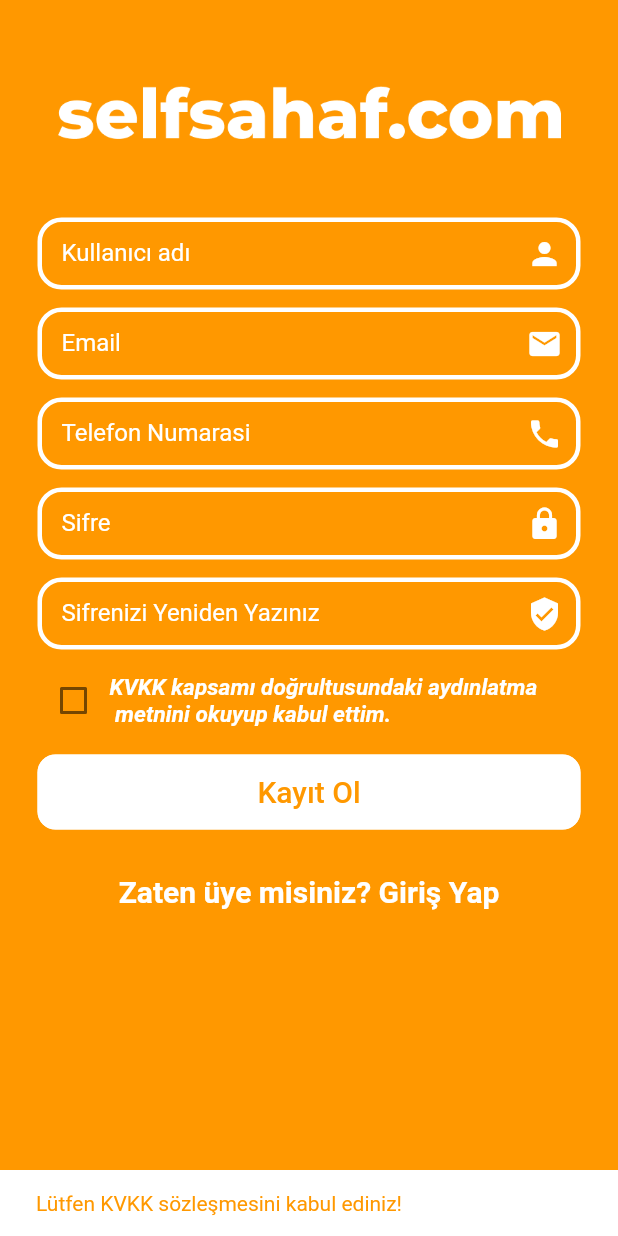
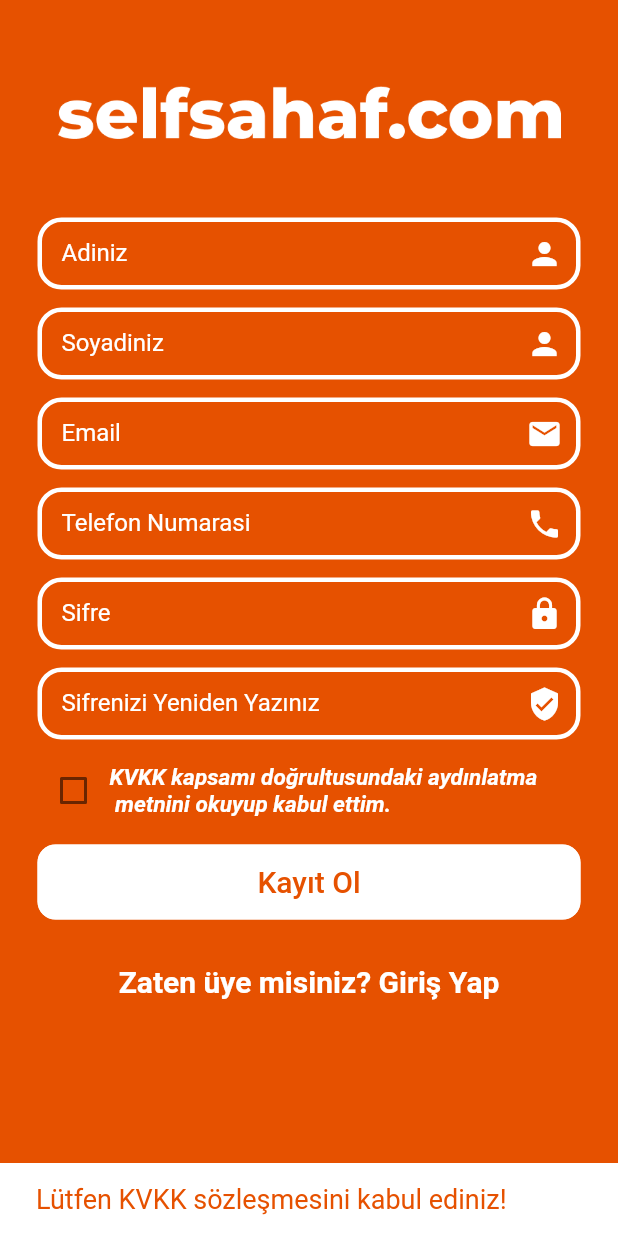
Before and after one commit to tarikisildar/SelfSahaf, a Flutter app: the Signup screen opened directly, after a tap on "Kayıt Ol", on a phone screen of 412 x 824 dp. Run offline on Flutter 3.47's test engine with Material 2 defaults, Android fonts, the light colour scheme and no system bars.

Commit message:
renklere fix

```diff
--- a/selfsahaf/lib/main.dart
+++ b/selfsahaf/lib/main.dart
@@ -1,5 +1,6 @@
 
 import 'package:flutter/material.dart';
+import 'package:selfsahaf/main_page/main_page.dart';
 import 'package:selfsahaf/registration/login.dart';
 
 
@@ -11,7 +12,9 @@
     return MaterialApp(
       title: 'SelfSahaf',
       theme: ThemeData(
-        accentColor: Color.fromRGBO(47, 19, 8, 1),
+        primaryColor: Color(0xffe65100),
+        accentColor: Color(0xff833a),
+        textSelectionColor: Color(0xffac1900),
         appBarTheme: AppBarTheme(
           color: Color.fromRGBO(255, 165, 0, 1)
         ),
@@ -45,6 +48,7 @@
       initialRoute: '/',
       routes: {
         '/': (context) => LoginPage(),
+        '/mainPage' : (context) => MainPage(),
 
       },
     );
--- a/selfsahaf/lib/registration/input_field.dart
+++ b/selfsahaf/lib/registration/input_field.dart
@@ -39,10 +39,11 @@
         suffixIcon: widget.suffixIcon,
         labelStyle: TextStyle(color: Colors.white),
         focusedBorder: OutlineInputBorder(
-
+            gapPadding: 2.0,
             borderSide: BorderSide(color: Colors.white, width: 3.0),
             borderRadius: new BorderRadius.circular(16.0)),
         enabledBorder: new OutlineInputBorder(
+          gapPadding: 2.0,
           borderRadius: new BorderRadius.circular(16.0),
           borderSide: new BorderSide(
             color: Colors.white,
@@ -50,6 +51,7 @@
           ),
         ),
         errorBorder: new OutlineInputBorder(
+          gapPadding: 2.0,
           borderRadius: new BorderRadius.circular(16.0),
           borderSide: new BorderSide(
             color:Colors.white,
@@ -57,6 +59,7 @@
           ),
         ),
         focusedErrorBorder: new OutlineInputBorder(
+          gapPadding: 2.0,
           borderRadius: new BorderRadius.circular(16.0),
           borderSide: new BorderSide(
             color:Colors.white,
--- a/selfsahaf/lib/registration/signup.dart
+++ b/selfsahaf/lib/registration/signup.dart
@@ -1,19 +1,14 @@
-
 import 'package:flutter/material.dart';
 import 'package:selfsahaf/registration/input_field.dart';
-
 
 import 'login.dart';
 
 class Signup extends StatefulWidget {
-
-
   @override
   _SignupState createState() => _SignupState();
 }
 
 class _SignupState extends State<Signup> {
-
   final _formKey = GlobalKey<FormState>();
   final _scaffoldKey = GlobalKey<ScaffoldState>();
   final _emailController = TextEditingController();
@@ -22,8 +17,6 @@
   final _passController = TextEditingController();
   final _passCheckController = TextEditingController();
   bool _kvkk = false;
-
-
 
   String fullnameValidation(String fullname) {
     String pattern = r'([a-zA-Z0-9]{4,20})$';
@@ -115,7 +108,7 @@
   @override
   Widget build(BuildContext context) {
     return Scaffold(
-            backgroundColor: Colors.orange,
+      backgroundColor: Color.fromRGBO(230,81,0,1),
       key: _scaffoldKey,
       body: SafeArea(
         child: Form(
@@ -130,7 +123,8 @@
                   children: <Widget>[
                     SizedBox(height: 5.0),
                     Padding(
-                            padding: const EdgeInsets.only(top: 20.0,left: 13.0, right: 13.0),
+                      padding: const EdgeInsets.only(
+                          top: 20.0, left: 13.0, right: 13.0),
                       child: Container(
                           child: Image.asset(
                             "images/logo_white/logo_white.png",
@@ -144,13 +138,23 @@
                       controller: _fullnameController,
                       inputType: TextInputType.text,
                       validation: fullnameValidation,
-                              labelText: "Kullanıcı adı",
+                      labelText: "Adiniz",
                       suffixIcon: Icon(
                         Icons.person,
                         color: Colors.white,
                       ),
                     ),
-
+                    SizedBox(height: 12.0),
+                    InputField(
+                      controller: _fullnameController,
+                      inputType: TextInputType.text,
+                      validation: fullnameValidation,
+                      labelText: "Soyadiniz",
+                      suffixIcon: Icon(
+                        Icons.person,
+                        color: Colors.white,
+                      ),
+                    ),
                     SizedBox(height: 12.0),
                     InputField(
                       controller: _emailController,
@@ -162,7 +166,6 @@
                         color: Colors.white,
                       ),
                     ),
-
                     SizedBox(height: 12.0),
                     InputField(
                       controller: _phoneController,
@@ -174,7 +177,6 @@
                         color: Colors.white,
                       ),
                     ),
-
                     SizedBox(height: 12.0),
                     InputField(
                       controller: _passController,
@@ -187,7 +189,6 @@
                         color: Colors.white,
                       ),
                     ),
-
                     SizedBox(height: 12.0),
                     InputField(
                       controller: _passCheckController,
@@ -200,11 +201,9 @@
                         color: Colors.white,
                       ),
                     ),
-
                     SizedBox(height: 10.0),
                     Row(children: <Widget>[
                       Checkbox(
-
                         activeColor: Colors.white,
                         checkColor: Colors.white,
                         onChanged: (bool value) {
@@ -226,38 +225,40 @@
                         height: 50.0,
                         child: FlatButton(
                           shape: new RoundedRectangleBorder(
-                                    borderRadius:
-                                        new BorderRadius.circular(12.0),
-                                    side: BorderSide(
-                                        color: Colors.white)),
+                              borderRadius: new BorderRadius.circular(12.0),
+                              side: BorderSide(color: Colors.white)),
                           color: Colors.white,
                           child: Text(
                             "Kayıt Ol",
-                                  style: TextStyle(
-                                      color: Colors.orange, fontSize: 20.0),
+                            style:
+                                TextStyle(color: Color.fromRGBO(230,81,0,1), fontSize: 20.0),
                           ),
                           onPressed: () {
                             CircularProgressIndicator();
-                                  if (doppelValidation(
-                                          _passController.value.text,
+                            if (doppelValidation(_passController.value.text,
                                     _passCheckController.value.text) &&
                                 _kvkk) {
                               if (_formKey.currentState.validate()) {
                                 print("kayitoldum");
                               }
                             } else if (!_kvkk) {
-                                    _scaffoldKey.currentState
-                                        .showSnackBar(SnackBar(
+                              _scaffoldKey.currentState.showSnackBar(SnackBar(
                                 backgroundColor: Colors.white,
                                 content: Text(
-                                          "Lütfen KVKK sözleşmesini kabul ediniz!", style: TextStyle(color: Colors.orange),),
+                                  "Lütfen KVKK sözleşmesini kabul ediniz!",
+                                  style: TextStyle(
+                                      color: Color.fromRGBO(230,81,0,1), fontSize: 18),
+                                ),
                                 duration: Duration(seconds: 2),
                               ));
                             } else {
-                                    _scaffoldKey.currentState
-                                        .showSnackBar(SnackBar(
-                                      content: Text("Şifreler Uyuşmuyor!",
-                                          style: TextStyle(fontSize: 15)),
+                              _scaffoldKey.currentState.showSnackBar(SnackBar(
+                                backgroundColor: Colors.white,
+                                content: Text(
+                                  "Şifreler Uyuşmuyor!",
+                                  style: TextStyle(
+                                      color: Color.fromRGBO(230,81,0,1), fontSize: 18),
+                                ),
                               ));
                             }
                           },
@@ -267,10 +268,8 @@
                         child: GestureDetector(
                             child: Text("Zaten üye misiniz? Giriş Yap",
                                 style: TextStyle(
-                                          color: Colors.white,
-                                          fontSize: 20)),
+                                    color: Colors.white, fontSize: 20)),
                             onTap: () {
-
                               Navigator.push(
                                   context,
                                   MaterialPageRoute(
```
Also changed, not shown: selfsahaf/lib/main_page/main_page.dart (added, +45 -0 lines), selfsahaf/lib/page_classes/sahaf_drawer.dart (added, +128 -0 lines), selfsahaf/lib/registration/login.dart (+9 -7 lines). Lines whose indentation alone changed are shown as unchanged.
